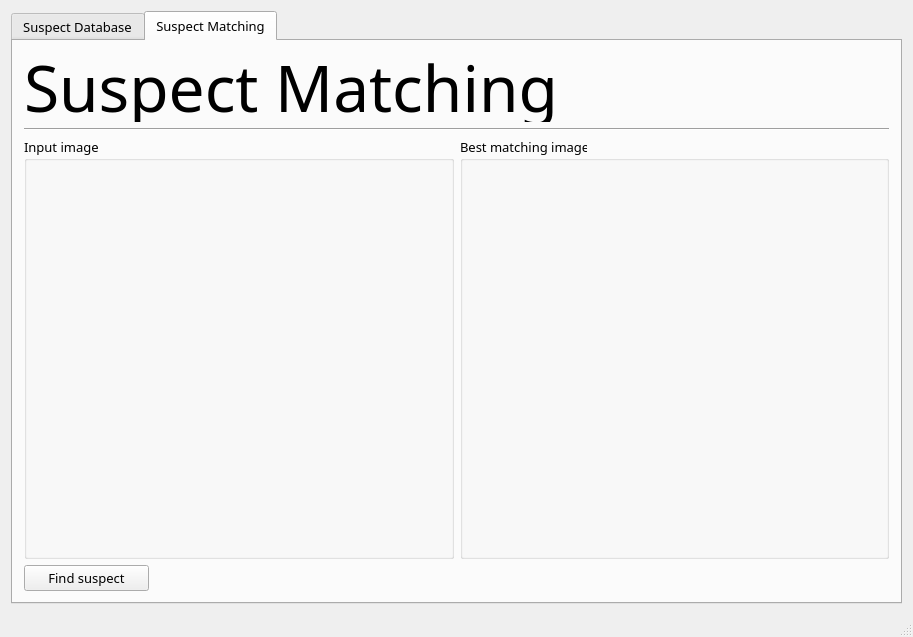
Above: gui/policedb.ui from imperialhopfield/hopfield before the change. Below: the same form after it.
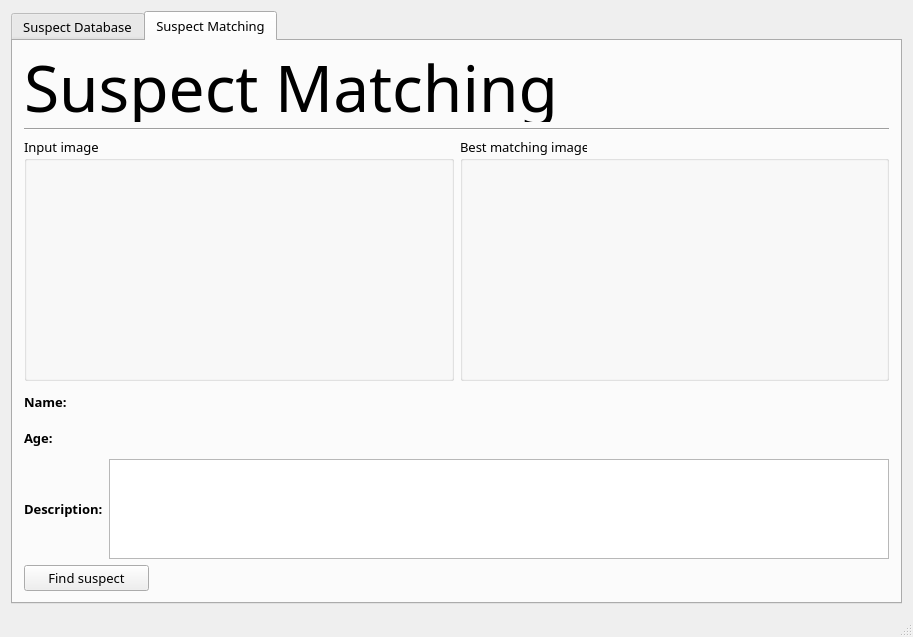
That is the form after the change. The open tabs and pages were chosen to show the change. Icons and pictures are not drawn.

Commit message: Thread plus display match age/name/description

The edit to the form file:
```diff
--- a/gui/policedb.ui
+++ b/gui/policedb.ui
@@ -358,7 +358,7 @@
        <attribute name="title">
         <string>Suspect Matching</string>
        </attribute>
-       <layout class="QVBoxLayout" name="verticalLayout_5">
+       <layout class="QVBoxLayout" name="verticalLayout_6">
         <item>
          <widget class="QLabel" name="label_4">
           <property name="maximumSize">
@@ -400,6 +400,8 @@
          </widget>
         </item>
         <item>
+         <layout class="QVBoxLayout" name="verticalLayout_5">
+          <item>
          <layout class="QHBoxLayout" name="horizontalLayout_5">
           <item>
            <widget class="QGroupBox" name="groupBox_4">
@@ -445,9 +447,123 @@
               <bool>true</bool>
              </property>
             </widget>
-            <zorder>rhsRec</zorder>
-            <zorder>groupBox_4</zorder>
-           </widget>
+             </widget>
+            </item>
+           </layout>
+          </item>
+          <item>
+           <layout class="QHBoxLayout" name="horizontalLayout_6">
+            <item>
+             <widget class="QLabel" name="label_3">
+              <property name="maximumSize">
+               <size>
+                <width>16777215</width>
+                <height>30</height>
+               </size>
+              </property>
+              <property name="font">
+               <font>
+                <weight>75</weight>
+                <bold>true</bold>
+               </font>
+              </property>
+              <property name="text">
+               <string>Name:</string>
+              </property>
+             </widget>
+            </item>
+            <item>
+             <widget class="QLabel" name="nameOut">
+              <property name="maximumSize">
+               <size>
+                <width>16777215</width>
+                <height>30</height>
+               </size>
+              </property>
+              <property name="text">
+               <string/>
+              </property>
+             </widget>
+            </item>
+           </layout>
+          </item>
+          <item>
+           <layout class="QHBoxLayout" name="horizontalLayout_7">
+            <property name="spacing">
+             <number>0</number>
+            </property>
+            <property name="sizeConstraint">
+             <enum>QLayout::SetMaximumSize</enum>
+            </property>
+            <property name="topMargin">
+             <number>0</number>
+            </property>
+            <item>
+             <widget class="QLabel" name="label_6">
+              <property name="maximumSize">
+               <size>
+                <width>16777215</width>
+                <height>30</height>
+               </size>
+              </property>
+              <property name="font">
+               <font>
+                <weight>75</weight>
+                <bold>true</bold>
+               </font>
+              </property>
+              <property name="text">
+               <string>Age:</string>
+              </property>
+             </widget>
+            </item>
+            <item>
+             <widget class="QLabel" name="ageOut">
+              <property name="maximumSize">
+               <size>
+                <width>16777215</width>
+                <height>30</height>
+               </size>
+              </property>
+              <property name="text">
+               <string/>
+              </property>
+             </widget>
+            </item>
+           </layout>
+          </item>
+          <item>
+           <layout class="QHBoxLayout" name="horizontalLayout_8">
+            <item>
+             <widget class="QLabel" name="label_8">
+              <property name="font">
+               <font>
+                <weight>75</weight>
+                <bold>true</bold>
+               </font>
+              </property>
+              <property name="text">
+               <string>Description:</string>
+              </property>
+             </widget>
+            </item>
+            <item>
+             <widget class="QTextBrowser" name="descOut">
+              <property name="sizePolicy">
+               <sizepolicy hsizetype="Expanding" vsizetype="Fixed">
+                <horstretch>0</horstretch>
+                <verstretch>0</verstretch>
+               </sizepolicy>
+              </property>
+              <property name="maximumSize">
+               <size>
+                <width>16777215</width>
+                <height>100</height>
+               </size>
+              </property>
+             </widget>
+            </item>
+           </layout>
           </item>
          </layout>
         </item>
```
Left out of the diff: 2 changed lines with no effect on the pictures. Lines whose indentation alone changed are shown as unchanged. The commit also changes 4 other files.
